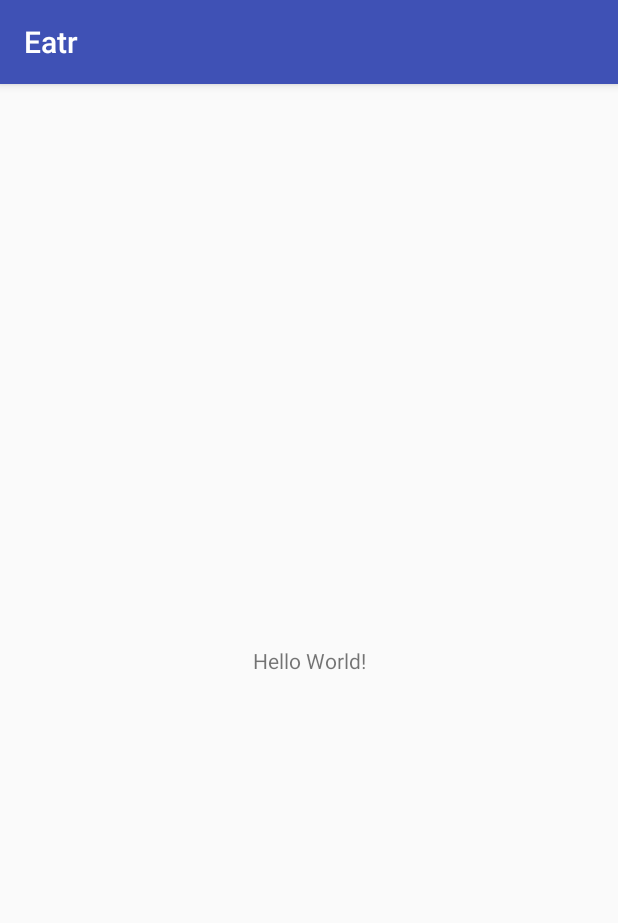
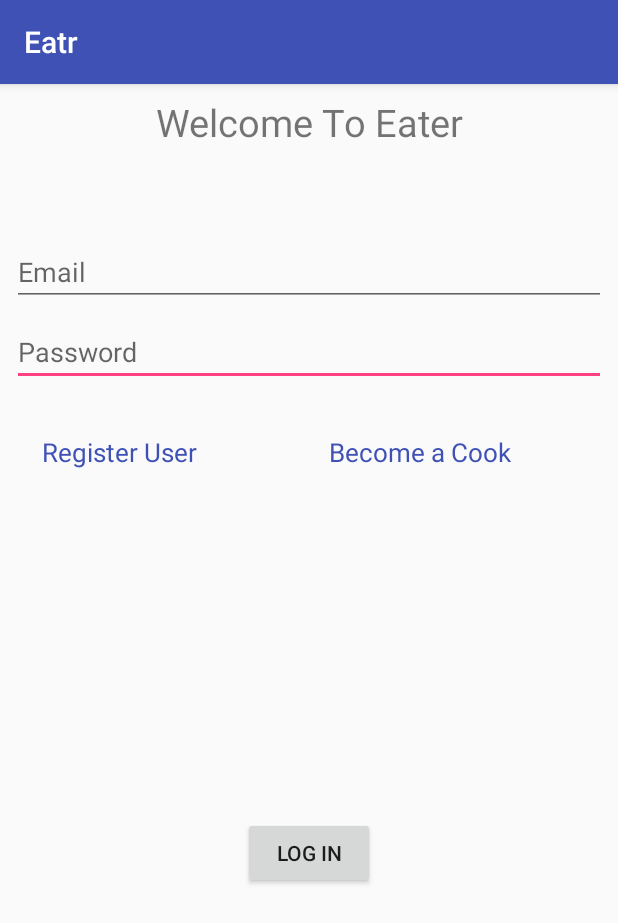
Before and after one commit to greate43/Eatr, an Android app: the screen it shows after launch (MainActivity), on a phone screen of 412 x 824 dp. Shown: the top 923 px of the screen. Run offline under Robolectric (Android 15) with nearby library versions, the phone set to English and light mode, and no system bars; our stand-ins replace Firebase (no records; nobody signed in at launch, a user with empty details on screens opened directly).

Commit message:
New Changes

```diff
--- a/Eatr/app/build.gradle
+++ b/Eatr/app/build.gradle
@@ -36,4 +36,5 @@ dependencies {
 
 
 
+
 apply plugin: 'com.google.gms.google-services'
--- a/Eatr/app/src/main/AndroidManifest.xml
+++ b/Eatr/app/src/main/AndroidManifest.xml
@@ -1,6 +1,7 @@
 <?xml version="1.0" encoding="utf-8"?>
 <manifest xmlns:android="http://schemas.android.com/apk/res/android"
     package="sk.greate43.eatr">
+    <uses-permission android:name="android.permission.INTERNET"/>
 
     <application
         android:allowBackup="true"
@@ -15,6 +16,7 @@
 
                 <category android:name="android.intent.category.LAUNCHER" />
             </intent-filter>
+
         </activity>
         <activity
             android:name=".activities.SellerActivity"
@@ -28,6 +30,8 @@
             </intent-filter>
 
         </activity>
+        <activity android:name=".activities.SignUpActivity">
+        </activity>
     </application>
 
 </manifest>
--- a/Eatr/app/src/main/java/sk/greate43/eatr/activities/MainActivity.java
+++ b/Eatr/app/src/main/java/sk/greate43/eatr/activities/MainActivity.java
@@ -1,16 +1,122 @@
 package sk.greate43.eatr.activities;
 
+import android.app.ProgressDialog;
+import android.content.Intent;
+import android.support.annotation.NonNull;
+import android.support.v4.app.FragmentManager;
 import android.support.v7.app.AppCompatActivity;
 import android.os.Bundle;
+import android.util.Log;
+import android.view.View;
+import android.widget.Button;
+import android.widget.EditText;
+import android.widget.TextView;
+import android.widget.Toast;
+
+import com.google.android.gms.tasks.OnCompleteListener;
+import com.google.android.gms.tasks.OnFailureListener;
+import com.google.android.gms.tasks.Task;
+import com.google.firebase.auth.AuthResult;
+import com.google.firebase.auth.FirebaseAuth;
+import com.google.firebase.auth.FirebaseUser;
 
 import sk.greate43.eatr.R;
+import sk.greate43.eatr.fragments.FragmentMainPage;
+
 
 public class MainActivity extends AppCompatActivity {
+ public static String TAG="";
 
+ private TextView textViewRegisterUser;
+ private EditText email;
+ private EditText password;
+ private Button btnSignIn;
+ private FirebaseAuth.AuthStateListener fireBaseAuthStateListener;
+ private ProgressDialog progressDialog;
     @Override
     protected void onCreate(Bundle savedInstanceState) {
         super.onCreate(savedInstanceState);
-        setContentView(R.layout.activity_main);
+        setContentView(R.layout.user_sign_in);
+        textViewRegisterUser=findViewById(R.id.registerUser);
+        email=findViewById(R.id.signInEmail);
+        password=findViewById(R.id.signInPassword);
+        btnSignIn=findViewById(R.id.btnLogIn);
+        progressDialog=new ProgressDialog(this);
+        progressDialog.setMessage("Verifying user authientication...");
+
+        FragmentManager fragmentManager=getSupportFragmentManager();
+        FragmentMainPage fragmentMainPage=new FragmentMainPage();
+
+        ////////Firebase Auth State Listener
+        userAuthientication();
 
     }
+
+////Sign In button
+    public void SignInUser(View view){
+
+     if (email.getText().toString()!="" || password.getText().toString() !=""){
+       FirebaseAuth.getInstance().signInWithEmailAndPassword(email.getText().toString(),password.getText().toString())
+               .addOnCompleteListener(new OnCompleteListener<AuthResult>() {
+                   @Override
+                   public void onComplete(@NonNull Task<AuthResult> task) {
+
+                   }
+               }).addOnFailureListener(new OnFailureListener() {
+           @Override
+           public void onFailure(@NonNull Exception e) {
+               Log.d(TAG, "onFailure: user mail is not verified");
+               Toast.makeText(MainActivity.this, "Please Enter Correct Email and Password", Toast.LENGTH_SHORT).show();
+           }
+       });
+     }
+     else {
+         Toast.makeText(this, "Please Fill Both the fields", Toast.LENGTH_SHORT).show();
+     }
+    }
+ ///User Authientication
+    public void userAuthientication(){
+
+        Log.d(TAG, "userAuthientication: Im in user Authientication");
+        fireBaseAuthStateListener=new FirebaseAuth.AuthStateListener() {
+            @Override
+            public void onAuthStateChanged(@NonNull FirebaseAuth firebaseAuth) {
+                FirebaseUser user=firebaseAuth.getCurrentUser();
+                if (user!=null){
+                    if (user.isEmailVerified()){
+                    }
+                    else{
+                        Toast.makeText(MainActivity.this, "Check your inbox..Verify your mail", Toast.LENGTH_SHORT).show();
+                        FirebaseAuth.getInstance().signOut();
+                    }
+                }
+                else{
+                    Log.d(TAG, "onAuthStateChanged: Are you in Else of user");
+                    Toast.makeText(MainActivity.this, "Not Authienticated user No get Uid", Toast.LENGTH_SHORT).show();
+                }
+            }
+        };
+
+    }
+
+    @Override
+    protected void onStart() {
+        super.onStart();
+            FirebaseAuth.getInstance().addAuthStateListener(fireBaseAuthStateListener);
+    }
+
+    @Override
+    protected void onStop() {
+        super.onStop();
+        if (fireBaseAuthStateListener!=null){
+            FirebaseAuth.getInstance().removeAuthStateListener(fireBaseAuthStateListener);
+        }
+    }
+
+    //////Another Activity
+    public void RegisterUser(View view){
+        Intent intent=new Intent(this,SignUpActivity.class);
+        startActivity(intent);
+    }
+
 }
--- /dev/null
+++ b/Eatr/app/src/main/java/sk/greate43/eatr/fragments/FragmentMainPage.java
@@ -0,0 +1,17 @@
+package sk.greate43.eatr.fragments;
+import android.os.Bundle;
+import android.support.v4.app.Fragment;
+import android.view.LayoutInflater;
+import android.view.View;
+import android.view.ViewGroup;
+import sk.greate43.eatr.R;
+public class FragmentMainPage extends Fragment {
+
+
+    @Override
+    public View onCreateView(LayoutInflater inflater, ViewGroup container,
+                             Bundle savedInstanceState) {
+        return inflater.inflate(R.layout.fragment_main_page, container, false);
+    }
+
+}
--- a/Eatr/app/src/main/res/layout/activity_main.xml
+++ b/Eatr/app/src/main/res/layout/activity_main.xml
@@ -1,18 +1,9 @@
 <?xml version="1.0" encoding="utf-8"?>
-<android.support.constraint.ConstraintLayout xmlns:android="http://schemas.android.com/apk/res/android"
-    xmlns:app="http://schemas.android.com/apk/res-auto"
+<android.support.constraint.ConstraintLayout
+    xmlns:android="http://schemas.android.com/apk/res/android"
     xmlns:tools="http://schemas.android.com/tools"
     android:layout_width="match_parent"
-    android:layout_height="match_parent"
-    tools:context="sk.greate43.eatr.activities.MainActivity">
+    android:layout_height="match_parent">
 
-    <TextView
-        android:layout_width="wrap_content"
-        android:layout_height="wrap_content"
-        android:text="Hello World!"
-        app:layout_constraintBottom_toBottomOf="parent"
-        app:layout_constraintLeft_toLeftOf="parent"
-        app:layout_constraintRight_toRightOf="parent"
-        app:layout_constraintTop_toTopOf="parent" />
 
 </android.support.constraint.ConstraintLayout>
--- /dev/null
+++ b/Eatr/app/src/main/res/layout/user_sign_in.xml
@@ -0,0 +1,94 @@
+<?xml version="1.0" encoding="utf-8"?>
+<android.support.constraint.ConstraintLayout
+    xmlns:android="http://schemas.android.com/apk/res/android"
+    xmlns:app="http://schemas.android.com/apk/res-auto"
+    xmlns:tools="http://schemas.android.com/tools"
+    android:layout_width="match_parent"
+    android:layout_height="match_parent">
+
+    <EditText
+        android:id="@+id/signInPassword"
+        android:layout_width="match_parent"
+        android:layout_height="wrap_content"
+        android:layout_marginEnd="8dp"
+        android:layout_marginStart="8dp"
+        android:layout_marginTop="8dp"
+        android:hint="@string/Password"
+        android:ems="10"
+        android:inputType="textPassword"
+        app:layout_constraintEnd_toEndOf="parent"
+        app:layout_constraintHorizontal_bias="0.0"
+        app:layout_constraintStart_toStartOf="parent"
+        app:layout_constraintTop_toBottomOf="@+id/signInEmail" />
+
+    <EditText
+        android:id="@+id/signInEmail"
+        android:layout_width="match_parent"
+        android:layout_height="wrap_content"
+        android:layout_marginEnd="8dp"
+        android:layout_marginStart="8dp"
+        android:layout_marginTop="60dp"
+        android:ems="10"
+        android:hint="@string/Enter_Email"
+        android:inputType="textEmailAddress"
+        app:layout_constraintEnd_toEndOf="parent"
+        app:layout_constraintHorizontal_bias="0.0"
+        app:layout_constraintStart_toStartOf="parent"
+        app:layout_constraintTop_toBottomOf="@+id/textView3" />
+
+    <TextView
+        android:id="@+id/registerUser"
+        android:layout_width="wrap_content"
+        android:layout_height="wrap_content"
+        android:layout_marginStart="28dp"
+        android:layout_marginLeft="28dp"
+        android:layout_marginTop="32dp"
+        android:onClick="RegisterUser"
+        android:text="@string/Register_now"
+        android:textColor="@color/colorPrimary"
+        android:textSize="17sp"
+        app:layout_constraintStart_toStartOf="parent"
+        app:layout_constraintTop_toBottomOf="@+id/signInPassword" />
+
+    <Button
+        android:id="@+id/btnLogIn"
+        android:layout_width="wrap_content"
+        android:layout_height="wrap_content"
+        android:layout_marginBottom="8dp"
+        android:layout_marginEnd="8dp"
+        android:layout_marginStart="8dp"
+        android:layout_marginTop="8dp"
+        android:onClick="SignInUser"
+        android:text="@string/Button_Log_In"
+        app:layout_constraintBottom_toBottomOf="parent"
+        app:layout_constraintEnd_toEndOf="parent"
+        app:layout_constraintStart_toStartOf="parent"
+        app:layout_constraintTop_toBottomOf="@+id/registerUser" />
+
+    <TextView
+        android:id="@+id/textView2"
+        android:layout_width="wrap_content"
+        android:layout_height="wrap_content"
+        android:layout_marginEnd="8dp"
+        android:layout_marginStart="8dp"
+        android:text="@string/Register_cook"
+        android:textColor="@color/colorPrimary"
+        android:textSize="17sp"
+        app:layout_constraintBaseline_toBaselineOf="@+id/registerUser"
+        app:layout_constraintEnd_toEndOf="parent"
+        app:layout_constraintHorizontal_bias="0.56"
+        app:layout_constraintStart_toEndOf="@+id/registerUser" />
+
+    <TextView
+        android:id="@+id/textView3"
+        android:layout_width="wrap_content"
+        android:layout_height="wrap_content"
+        android:layout_marginEnd="8dp"
+        android:layout_marginStart="8dp"
+        android:layout_marginTop="8dp"
+        android:text="@string/Welcome_App"
+        android:textSize="25sp"
+        app:layout_constraintEnd_toEndOf="parent"
+        app:layout_constraintStart_toStartOf="parent"
+        app:layout_constraintTop_toTopOf="parent" />
+</android.support.constraint.ConstraintLayout>
--- a/Eatr/app/src/main/res/values/strings.xml
+++ b/Eatr/app/src/main/res/values/strings.xml
@@ -5,6 +5,21 @@
     <string name="title_dashboard">Dashboard</string>
     <string name="title_notifications">Notifications</string>
 
+
     <!-- TODO: Remove or change this placeholder text -->
     <string name="hello_blank_fragment">Hello blank fragment</string>
+
+
+    <!--Siddique String Resourse-->
+    <string name="Enter_Name">Name</string>
+    <string name="Enter_Email">Email</string>
+    <string name="Password">Password</string>
+    <string name="Confirm_Paswd">Confirm Password</string>
+    <string name="Register_Button">REGISTER</string>
+    <string name="Register_new_User">REGISTER NEW USER</string>
+    <string name="Register_now">Register User</string>
+    <string name="Button_Log_In">Log In</string>
+    <string name="Register_cook">Become a Cook</string>
+    <string name="Welcome_App">Welcome To Eater</string>
+    <!--Siddique String Resourse Ends-->
 </resources>
```
Also changed, not shown: Eatr/app/src/main/java/sk/greate43/eatr/activities/SignUpActivity.java (added, +134 -0 lines), Eatr/app/src/main/res/layout/fragment_main_page.xml (added, +16 -0 lines), Eatr/app/src/main/res/layout/user_sign_up.xml (added, +97 -0 lines).
